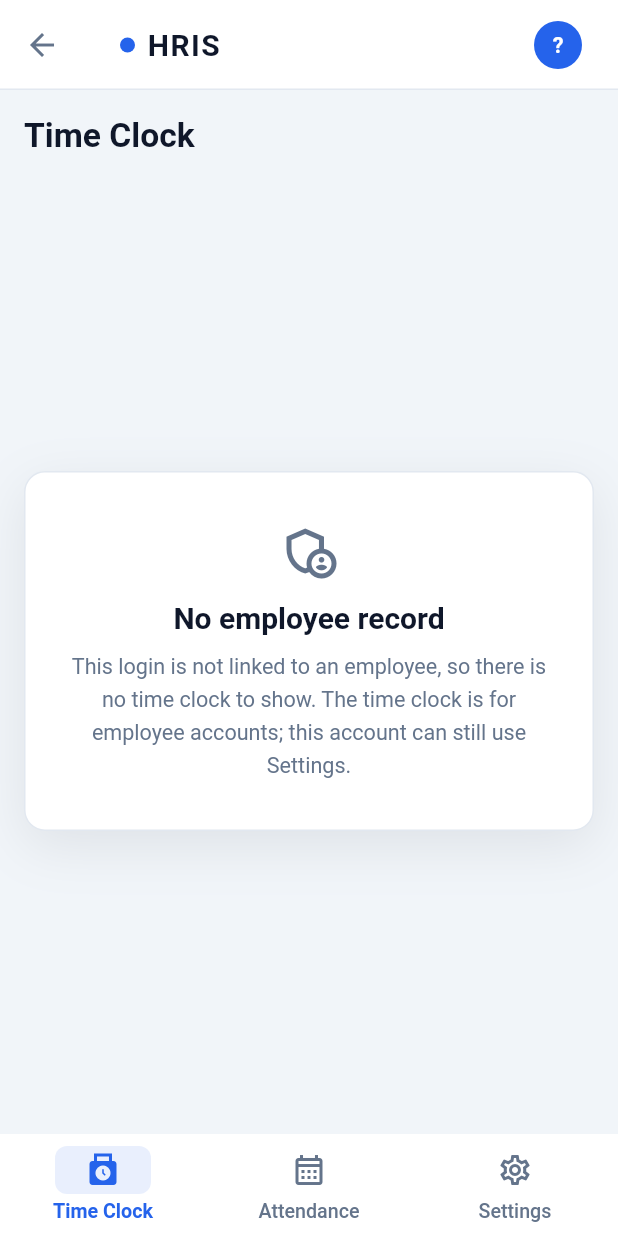
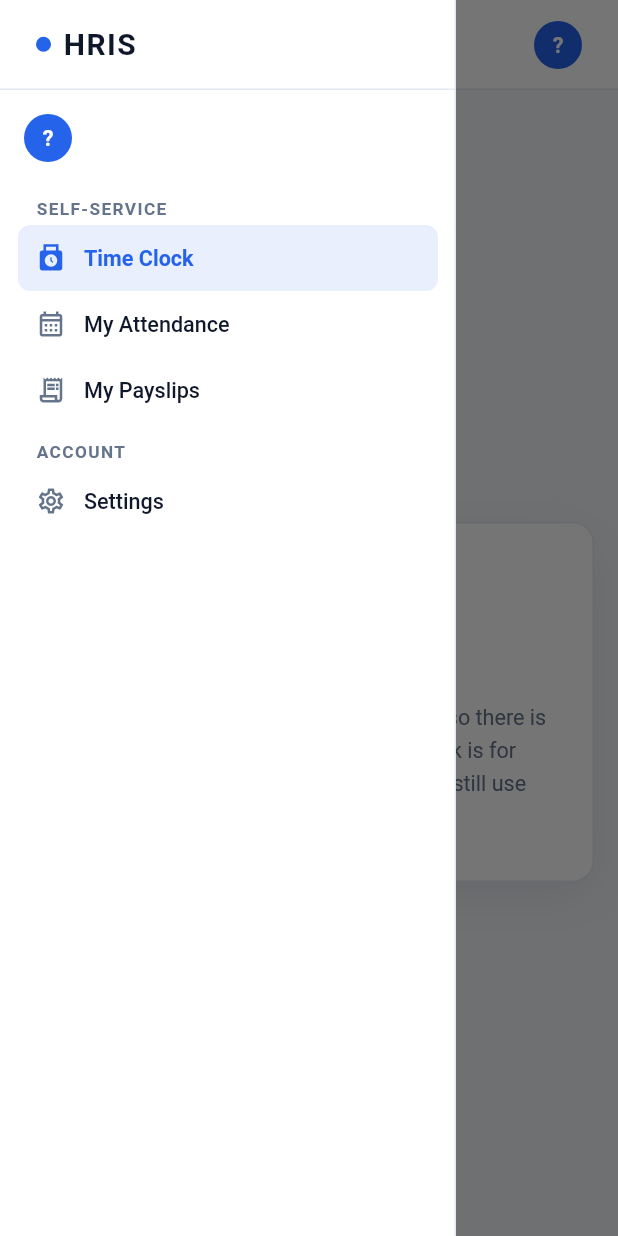
Before and after one commit to AymonL331/HRIS_mobile, a Flutter app: the HomeShell screen opened directly, with the side drawer open (before the commit the screen has no drawer), on a phone screen of 412 x 824 dp. Run offline on Flutter 3.47's test engine with Material 3 defaults, Android fonts, the phone set to English and light mode, and no system bars; our stand-ins replace flutter_secure_storage, geolocator, package_info_plus, shared_preferences; accounts and stored records are empty.

Commit message:
Shell: the web sidebar replaces the three bottom tabs
With My Payslips the app carries four destinations and will carry more,
which is past what a bottom tab bar holds -- and the sidebar is the
shape this product already has in the browser.

features/shell/app_drawer.dart draws Sidebar.module.css: the brand block
over its hairline, the signed-in account (the name and role have room
here, where the phone's top bar only fits the avatar), uppercase
.sectionTitle groups, and .itemActive as primary-soft with primary text.
home_shell.dart swaps NavigationBar for drawer: and grows the fourth
destination. Destinations carry their own page index, so a section can
be reordered without disturbing what it opens.

A login with no employee gets the existing "No employee record" card on
My Payslips too, so nothing fires /api/me/* calls that would 404.

no_employee_test.dart updated for the drawer -- each destination is now
a drawer trip -- and gained the My Payslips case.

Verified on the emulator against the sandbox over ngrok, light and dark.
flutter analyze 0; flutter test 142/142.

Co-Authored-By: Claude Opus 5 (1M context) <noreply@anthropic.com>

```diff
--- /dev/null
+++ b/lib/features/shell/app_drawer.dart
@@ -0,0 +1,193 @@
+import 'package:flutter/material.dart';
+
+import '../../shared/tokens.dart';
+import '../../shared/widgets/brand_mark.dart';
+import '../../shared/widgets/page_header.dart';
+import '../../shared/widgets/user_avatar.dart';
+
+/// One destination in the sidebar. [index] is its page in the shell's stack, so
+/// a section can be reordered or a destination moved between sections without
+/// disturbing which page it opens.
+class NavDestination {
+  final int index;
+  final String label;
+  final IconData icon;
+  final IconData selectedIcon;
+
+  const NavDestination({
+    required this.index,
+    required this.label,
+    required this.icon,
+    required this.selectedIcon,
+  });
+}
+
+/// A titled group of destinations — the web sidebar's `.section` with its
+/// uppercase `.sectionTitle`.
+class NavSection {
+  final String title;
+  final List<NavDestination> items;
+
+  const NavSection(this.title, this.items);
+}
+
+/// The app's navigation, as the WEBSITE draws it: the brand block over a
+/// hairline, the signed-in account, then the destinations grouped under
+/// uppercase section labels. Replaces the three bottom tabs — the app has
+/// outgrown a tab bar, and this is the shape the same product already has in
+/// the browser (Sidebar.module.css).
+///
+/// The active item wears `--color-primary-soft` with primary text, exactly as
+/// `.itemActive` does on the web.
+class AppDrawer extends StatelessWidget {
+  final List<NavSection> sections;
+  final int selectedIndex;
+  final ValueChanged<int> onSelect;
+  final String username;
+  final String? roleName;
+
+  const AppDrawer({
+    super.key,
+    required this.sections,
+    required this.selectedIndex,
+    required this.onSelect,
+    required this.username,
+    this.roleName,
+  });
+
+  @override
+  Widget build(BuildContext context) {
+    final t = HrisTokens.of(context);
+    return Drawer(
+      backgroundColor: t.surface,
+      surfaceTintColor: Colors.transparent,
+      elevation: 0,
+      shape: Border(right: BorderSide(color: t.border)),
+      child: SafeArea(
+        child: Column(
+          crossAxisAlignment: CrossAxisAlignment.stretch,
+          children: [
+            // .brand — the top-bar height, the brand row, one hairline under it.
+            Container(
+              height: HrisSize.topBar,
+              padding: const EdgeInsets.symmetric(horizontal: HrisSpace.s5),
+              decoration: BoxDecoration(border: Border(bottom: BorderSide(color: t.border))),
+              alignment: Alignment.centerLeft,
+              child: const BrandMark(),
+            ),
+            // Who is signed in. On the web this is the top-bar account block;
+            // on a phone the top bar has room for the avatar alone, so the name
+            // and role live here where there is space to read them.
+            Padding(
+              padding: const EdgeInsets.fromLTRB(HrisSpace.s4, HrisSpace.s4, HrisSpace.s4, 0),
+              child: Row(
+                children: [
+                  UserAvatar(username),
+                  const SizedBox(width: HrisSpace.s3),
+                  Expanded(
+                    child: Column(
+                      crossAxisAlignment: CrossAxisAlignment.start,
+                      children: [
+                        Text(
+                          username,
+                          maxLines: 1,
+                          overflow: TextOverflow.ellipsis,
+                          style: TextStyle(
+                            fontSize: HrisType.sm,
+                            fontWeight: HrisType.semibold,
+                            height: 1.35,
+                            color: t.text,
+                          ),
+                        ),
+                        if (roleName != null && roleName!.isNotEmpty)
+                          Text(
+                            roleName!,
+                            maxLines: 1,
+                            overflow: TextOverflow.ellipsis,
+                            style: TextStyle(fontSize: HrisType.xxs, height: 1.4, color: t.muted),
+                          ),
+                      ],
+                    ),
+                  ),
+                ],
+              ),
+            ),
+            Expanded(
+              child: ListView(
+                padding: const EdgeInsets.fromLTRB(HrisSpace.s3, HrisSpace.s3, HrisSpace.s3, HrisSpace.s5),
+                children: [
+                  for (final section in sections) ...[
+                    SectionLabel(
+                      section.title,
+                      padding: const EdgeInsets.fromLTRB(HrisSpace.s3, HrisSpace.s3, HrisSpace.s3, HrisSpace.s1),
+                    ),
+                    for (final item in section.items)
+                      _NavItem(
+                        item: item,
+                        selected: item.index == selectedIndex,
+                        onTap: () {
+                          Navigator.of(context).pop();
+                          onSelect(item.index);
+                        },
+                      ),
+                  ],
+                ],
+              ),
+            ),
+          ],
+        ),
+      ),
+    );
+  }
+}
+
+/// Sidebar.module.css `.item` / `.itemActive`.
+class _NavItem extends StatelessWidget {
+  final NavDestination item;
+  final bool selected;
+  final VoidCallback onTap;
+
+  const _NavItem({required this.item, required this.selected, required this.onTap});
+
+  @override
+  Widget build(BuildContext context) {
+    final t = HrisTokens.of(context);
+    final fg = selected ? t.primary : t.text;
+    return Semantics(
+      selected: selected,
+      child: Material(
+        type: MaterialType.transparency,
+        child: InkWell(
+          onTap: onTap,
+          borderRadius: BorderRadius.circular(HrisRadius.sm),
+          child: Ink(
+            decoration: BoxDecoration(
+              color: selected ? t.primarySoft : Colors.transparent,
+              borderRadius: BorderRadius.circular(HrisRadius.sm),
+            ),
+            child: Padding(
+              padding: const EdgeInsets.all(HrisSpace.s3),
+              child: Row(
+                children: [
+                  Icon(selected ? item.selectedIcon : item.icon, size: 20, color: selected ? t.primary : t.muted),
+                  const SizedBox(width: HrisSpace.s3),
+                  Expanded(
+                    child: Text(
+                      item.label,
+                      style: TextStyle(
+                        fontSize: HrisType.sm,
+                        fontWeight: selected ? HrisType.semibold : FontWeight.w500,
+                        height: 1.35,
+                        color: fg,
+                      ),
+                    ),
+                  ),
+                ],
+              ),
+            ),
+          ),
+        ),
+      ),
+    );
+  }
+}
--- a/lib/features/shell/home_shell.dart
+++ b/lib/features/shell/home_shell.dart
@@ -15,14 +15,24 @@ import '../attendance/team_api.dart';
 import '../attendance/team_controller.dart';
 import '../attendance/team_screen.dart';
 import '../auth/change_password_screen.dart';
+import '../payslips/payslip_api.dart';
+import '../payslips/payslips_controller.dart';
+import '../payslips/payslips_screen.dart';
 import '../settings/settings_screen.dart';
 import '../time_clock/clock_api.dart';
 import '../time_clock/time_clock_controller.dart';
 import '../time_clock/time_clock_screen.dart';
+import 'app_drawer.dart';
 import 'no_employee_screen.dart';
 
-/// The signed-in shell: three tabs. The Time Clock controller lives here so
-/// switching tabs keeps its state (the last outcome, the last fix).
+/// The signed-in shell. Navigation is the web SIDEBAR (a drawer behind the top
+/// bar's menu button), not a tab bar: with My Payslips the app carries four
+/// destinations and will carry more, which is past what three bottom tabs can
+/// hold — and the sidebar is the shape this product already has in the browser.
+///
+/// The feature controllers live here so switching destinations keeps their
+/// state (the clock's last outcome and last fix, the months already paged in,
+/// the payslips already loaded).
 class HomeShell extends StatefulWidget {
   const HomeShell({super.key});
 
@@ -36,13 +46,15 @@ class _HomeShellState extends State<HomeShell> {
   @override
   Widget build(BuildContext context) {
     // A login with no employee (a Super Admin, a special account) has nothing to
-    // clock; the tab says so instead of firing calls that 404. The Attendance
-    // tab depends on TWO things: an employee record (my own DTR) and the
-    // attendance:view grant (everyone's DTR, read-only) — any combination.
+    // clock, no DTR of its own and no payslips; those pages say so instead of
+    // firing `/api/me/*` calls that 404. The Attendance page depends on TWO
+    // things: an employee record (my own DTR) and the attendance:view grant
+    // (everyone's DTR, read-only) — any combination.
     final user = context.watch<SessionController>().user;
     final hasEmployee = user?.employeeId != null;
     final canTeam = user?.canViewTeamAttendance ?? false;
-    final titles = ['Time Clock', canTeam ? 'Attendance' : 'My Attendance', 'Settings'];
+    final attendanceTitle = canTeam ? 'Attendance' : 'My Attendance';
+    final titles = ['Time Clock', attendanceTitle, 'My Payslips', 'Settings'];
     final Widget attendance = hasEmployee && canTeam
         ? const AttendanceTab()
         : canTeam
@@ -53,12 +65,39 @@ class _HomeShellState extends State<HomeShell> {
     final pages = <Widget>[
       hasEmployee ? const TimeClockScreen() : const NoEmployeeScreen(what: 'time clock'),
       attendance,
+      hasEmployee ? const PayslipsScreen() : const NoEmployeeScreen(what: 'payslip'),
       SettingsScreen(
         onChangePassword: () => Navigator.of(context).push(
           MaterialPageRoute<void>(builder: (_) => const ChangePasswordScreen(forced: false)),
         ),
       ),
     ];
+    final sections = [
+      NavSection('Self-Service', [
+        const NavDestination(
+          index: 0,
+          label: 'Time Clock',
+          icon: Icons.punch_clock_outlined,
+          selectedIcon: Icons.punch_clock,
+        ),
+        NavDestination(
+          index: 1,
+          label: attendanceTitle,
+          icon: Icons.calendar_month_outlined,
+          selectedIcon: Icons.calendar_month,
+        ),
+        const NavDestination(
+          index: 2,
+          label: 'My Payslips',
+          icon: Icons.receipt_long_outlined,
+          selectedIcon: Icons.receipt_long,
+        ),
+      ]),
+      const NavSection('Account', [
+        NavDestination(index: 3, label: 'Settings', icon: Icons.settings_outlined, selectedIcon: Icons.settings),
+      ]),
+    ];
+
     return MultiProvider(
       providers: [
         ChangeNotifierProvider<TimeClockController>(
@@ -78,10 +117,15 @@ class _HomeShellState extends State<HomeShell> {
             api: ctx.read<TeamAttendanceApi?>() ?? MobileTeamAttendanceApi(ctx.read<SessionController>()),
           ),
         ),
+        ChangeNotifierProvider<PayslipsController>(
+          create: (ctx) => PayslipsController(
+            api: ctx.read<PayslipApi?>() ?? MobilePayslipApi(ctx.read<SessionController>()),
+          ),
+        ),
       ],
-      // The web shell: the brand top bar with the account avatar, a page header
-      // on the page background, the content, and the tabs (in the sidebar's
-      // colours) along the bottom.
+      // The web shell: the brand top bar with the menu button and the account
+      // avatar, a page header on the page background, then the content. The
+      // destinations live in the drawer.
       child: Scaffold(
         appBar: AppBar(
           title: const BrandMark(),
@@ -92,6 +136,13 @@ class _HomeShellState extends State<HomeShell> {
             ),
           ],
         ),
+        drawer: AppDrawer(
+          sections: sections,
+          selectedIndex: _index,
+          onSelect: (i) => setState(() => _index = i),
+          username: user?.username ?? '',
+          roleName: user?.roleName,
+        ),
         body: Column(
           crossAxisAlignment: CrossAxisAlignment.stretch,
           children: [
@@ -99,18 +150,6 @@ class _HomeShellState extends State<HomeShell> {
             Expanded(child: IndexedStack(index: _index, children: pages)),
           ],
         ),
-        bottomNavigationBar: DecoratedBox(
-          decoration: BoxDecoration(border: Border(top: BorderSide(color: HrisTokens.of(context).border))),
-          child: NavigationBar(
-            selectedIndex: _index,
-            onDestinationSelected: (i) => setState(() => _index = i),
-            destinations: const [
-              NavigationDestination(icon: Icon(Icons.punch_clock_outlined), selectedIcon: Icon(Icons.punch_clock), label: 'Time Clock'),
-              NavigationDestination(icon: Icon(Icons.calendar_month_outlined), selectedIcon: Icon(Icons.calendar_month), label: 'Attendance'),
-              NavigationDestination(icon: Icon(Icons.settings_outlined), selectedIcon: Icon(Icons.settings), label: 'Settings'),
-            ],
-          ),
-        ),
       ),
     );
   }
--- a/pubspec.yaml
+++ b/pubspec.yaml
@@ -16,7 +16,7 @@ publish_to: 'none' # Remove this line if you wish to publish to pub.dev
 # https://developer.apple.com/library/archive/documentation/General/Reference/InfoPlistKeyReference/Articles/CoreFoundationKeys.html
 # In Windows, build-name is used as the major, minor, and patch parts
 # of the product and file versions while build-number is used as the build suffix.
-version: 1.1.0+2
+version: 1.2.0+3
 
 environment:
   sdk: ^3.13.3
```
Also changed, not shown: 3 other files.
